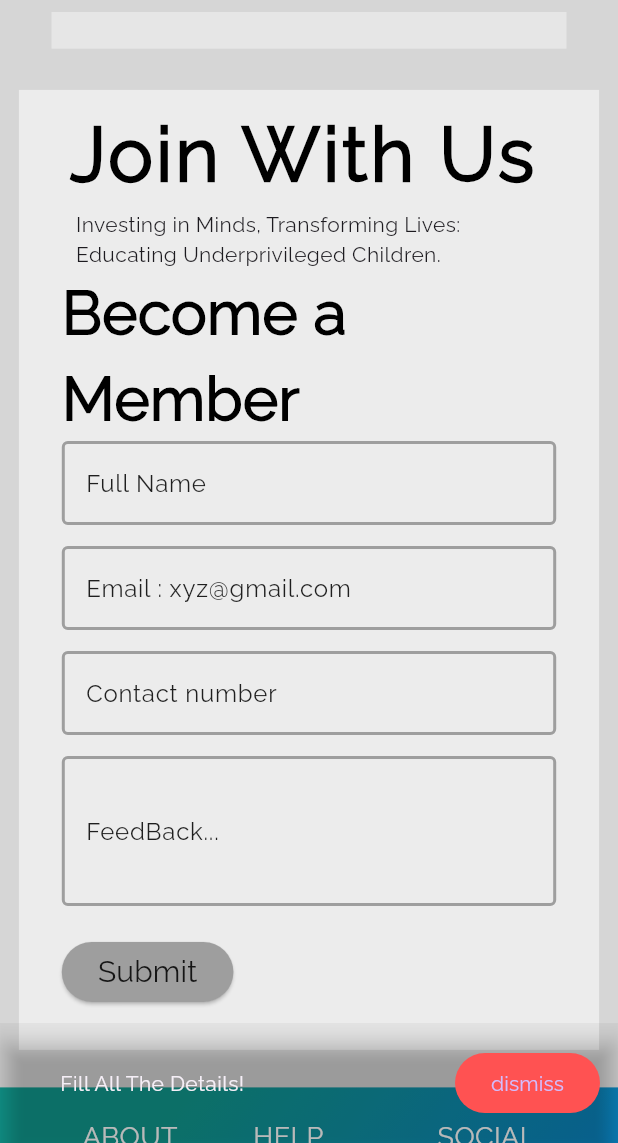
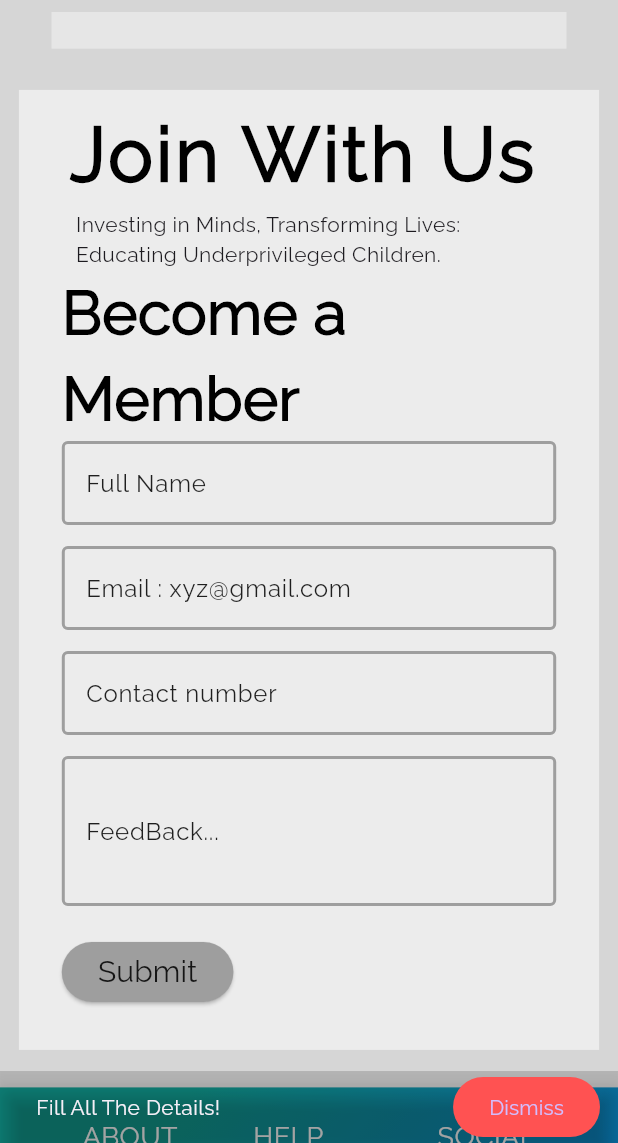
Before and after one commit to Xyz31/One_Nation, a Flutter app: the screen it shows after launch, scrolled down 1152 dp, after a tap on "Submit", on a phone screen of 412 x 824 dp, the part 93-1236 px from its top. Run offline on Flutter 3.47's test engine with Material 2 defaults, Android fonts, the phone set to English and light mode, and no system bars; our stand-ins replace cloud_firestore, confetti, firebase_core, fluttertoast, font_awesome_flutter; accounts and stored records are empty.

Commit message:
Added functionality to check valid contact number

```diff
--- a/lib/Sevices/disability.dart
+++ b/lib/Sevices/disability.dart
@@ -44,7 +44,7 @@ class Disability extends StatelessWidget {
                     //width: 200,
                     child: const Center(
                       child: Text(
-                        'Pet Service Providers',
+                        'Disability Service Providers',
                         style: TextStyle(
                           fontSize: 30,
                           color: Colors.white,
--- a/lib/Sevices/petpage.dart
+++ b/lib/Sevices/petpage.dart
@@ -61,7 +61,7 @@ class PetPage extends StatelessWidget {
                     //width: 200,
                     child: const Center(
                       child: Text(
-                        'Pet Service Providers',
+                        'plant Service Providers',
                         style: TextStyle(
                           fontSize: 30,
                           color: Colors.white,
--- a/lib/Sevices/scholarship.dart
+++ b/lib/Sevices/scholarship.dart
@@ -43,7 +43,7 @@ class ScholarshipPage extends StatelessWidget {
                     //width: 200,
                     child: const Center(
                       child: Text(
-                        'Pet Service Providers',
+                        'Scholarship Service Providers',
                         style: TextStyle(
                           fontSize: 30,
                           color: Colors.white,
--- a/lib/Widgets/voluteer_join.dart
+++ b/lib/Widgets/voluteer_join.dart
@@ -27,80 +27,24 @@ class _VolunteerJoinState extends State<VolunteerJoin> {
     String feedback = _feedbackcontroller.text;
 
     if (name.isEmpty || email.isEmpty || number.isEmpty || feedback.isEmpty) {
-      final snackBar = SnackBar(
-        content: const Padding(
-          padding: EdgeInsets.all(16.0), // Customize the padding as needed
-          child: Text('Fill All The Details!'),
-        ),
-        // content: const Text('Fill All The Details!'),
-        backgroundColor: (Colors.transparent),
-        // showCloseIcon: true,
-        action: SnackBarAction(
-          label: 'dismiss',
-          backgroundColor: Colors.redAccent,
-          disabledTextColor: Colors.amberAccent,
-          disabledBackgroundColor: Colors.redAccent,
-          onPressed: () {
-            ScaffoldMessenger.of(context).hideCurrentSnackBar();
-          },
-        ),
-      );
+      final snackBar =
+          ShowSnackBar(context, "Fill All The Details!", "Dismiss");
       ScaffoldMessenger.of(context).showSnackBar(snackBar);
       return;
     }
-    if (number.length < 10) {
-      final snackBar = SnackBar(
-        content: const Text('Enter a valid 10 - digit number'),
-        backgroundColor: (Colors.black12),
-        action: SnackBarAction(
-          label: 'dismiss',
-          backgroundColor: Colors.redAccent,
-          disabledTextColor: Colors.amberAccent,
-          disabledBackgroundColor: Colors.redAccent,
-          onPressed: () {
-            ScaffoldMessenger.of(context).hideCurrentSnackBar();
-          },
-        ),
-      );
-      ScaffoldMessenger.of(context).showSnackBar(
-        SnackBar(
-          backgroundColor: Colors.black12,
-          shape: const RoundedRectangleBorder(
-            borderRadius: BorderRadius.only(
-              topLeft: Radius.circular(16.0),
-              topRight: Radius.circular(16.0),
-            ),
-          ),
-          content: Container(
-            child: snackBar,
-            decoration: const BoxDecoration(
-              color: Colors.black12,
-              borderRadius: BorderRadius.only(
-                topLeft: Radius.circular(16.0),
-                topRight: Radius.circular(16.0),
-              ),
-            ),
-          ),
-        ),
-      );
+
+    // Check Contact Number
+    if (number.length != 10 || !RegExp(r'^[0-9]+$').hasMatch(number)) {
+      final snackBar =
+          ShowSnackBar(context, "Enter a valid 10-digit number", "dismiss");
+      ScaffoldMessenger.of(context).showSnackBar(snackBar);
       return;
     }
 
     //check for correct email
     if (!email.endsWith('@gmail.com')) {
-      final snackBar = SnackBar(
-        content: const Text('Enter a valid mail which ends with @gmail.com'),
-        backgroundColor: (Colors.black12),
-        action: SnackBarAction(
-          label: 'dismiss',
-          backgroundColor: Colors.redAccent,
-          disabledTextColor: Colors.amberAccent,
-          disabledBackgroundColor: Colors.redAccent,
-          onPressed: () {
-            ScaffoldMessenger.of(context).hideCurrentSnackBar();
-          },
-        ),
-      );
+      final snackBar = ShowSnackBar(
+          context, "Enter a valid mail which ends with @gmail.com", 'Dismiss');
       ScaffoldMessenger.of(context).showSnackBar(snackBar);
       return;
     }
@@ -120,7 +64,7 @@ class _VolunteerJoinState extends State<VolunteerJoin> {
         await instance.collection('Volunteers').doc(name).set(datacollected);
         showConfettiDialog(context, 'Congratulations \nYou Are Now a Member');
 
-        print('Successufully added');
+        debugPrint('Successufully added');
         _emailcontroller.clear();
         _feedbackcontroller.clear();
         _namecontroller.clear();
@@ -150,9 +94,27 @@ class _VolunteerJoinState extends State<VolunteerJoin> {
         //       builder: (context) => Congratulations(),
         // ));
       } catch (e) {
-        print('Not Successufully $e');
+        debugPrint('Not Successufully $e');
+        final snackBar = ShowSnackBar(context, e.toString(), 'Dismiss');
+        ScaffoldMessenger.of(context).showSnackBar(snackBar);
       }
     }
+  }
+
+  SnackBar ShowSnackBar(context, String msg, String label) {
+    return SnackBar(
+      content: Text(msg),
+      backgroundColor: (Colors.black12),
+      action: SnackBarAction(
+        label: label,
+        backgroundColor: Colors.redAccent,
+        disabledTextColor: Colors.amberAccent,
+        disabledBackgroundColor: Colors.redAccent,
+        onPressed: () {
+          ScaffoldMessenger.of(context).hideCurrentSnackBar();
+        },
+      ),
+    );
   }
 
   //
@@ -199,7 +161,7 @@ class _VolunteerJoinState extends State<VolunteerJoin> {
   @override
   Widget build(BuildContext context) {
     final width = MediaQuery.of(context).size.width;
-    return Container(
+    return SizedBox(
       width: width > 800 ? width * 0.4 : width * 0.8,
       child: Column(
         crossAxisAlignment: CrossAxisAlignment.start,
--- a/lib/main.dart
+++ b/lib/main.dart
@@ -50,7 +50,7 @@ class HomePage extends StatefulWidget {
 
 class _HomePageState extends State<HomePage> {
   static const Color gradientStartColor = Color(0xff11998e);
-  static const Color gradientEndColor = Color(0xff0575E6);
+  static const Color gradientEndColor = Color.fromARGB(255, 29, 140, 250);
   @override
   Widget build(BuildContext context) {
     var screenSize = MediaQuery.of(context).size;
@@ -66,9 +66,10 @@ class _HomePageState extends State<HomePage> {
                   end: Alignment.centerRight,
                   begin: Alignment.topLeft,
                   colors: [
-                    Colors.cyan,
-                    Color.fromARGB(255, 24, 226, 226),
-                    Colors.cyan
+                    // Colors.cyan,
+                    // Color.fromARGB(255, 24, 226, 226),
+                    // Colors.cyan
+                    gradientStartColor, gradientEndColor,
                   ]),
             ),
             child: const AppBarMobile()),
--- a/pubspec.yaml
+++ b/pubspec.yaml
@@ -50,6 +50,8 @@ dependencies:
   font_awesome_flutter: ^10.4.0
   url_launcher: ^6.1.11
   fluttertoast: ^8.2.2
+  geolocator: ^10.0.0
+  flutter_bloc: ^8.1.3
 
 dev_dependencies:
   flutter_test:
```
Also changed, not shown: pubspec.lock, 5 other files.
